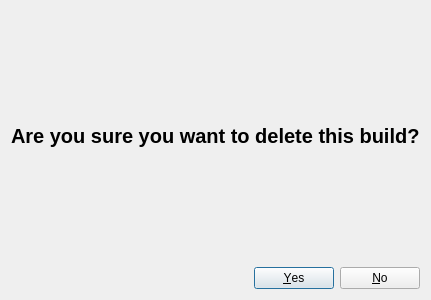
Before: the Qt Designer form SM64LinuxLauncher-qt/launcher/res/ui/confirm_delete.ui in ezntek/SM64LinuxLauncher-qt, drawn with Qt 5.
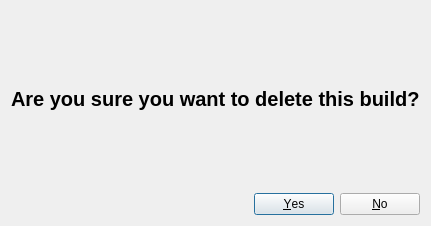
After: the same form once the commit is applied.

Patch:
```diff
--- a/SM64LinuxLauncher-qt/launcher/res/ui/confirm_delete.ui
+++ b/SM64LinuxLauncher-qt/launcher/res/ui/confirm_delete.ui
@@ -6,8 +6,8 @@
    <rect>
     <x>0</x>
     <y>0</y>
-    <width>400</width>
-    <height>300</height>
+    <width>403</width>
+    <height>226</height>
    </rect>
   </property>
   <property name="windowTitle">
```
